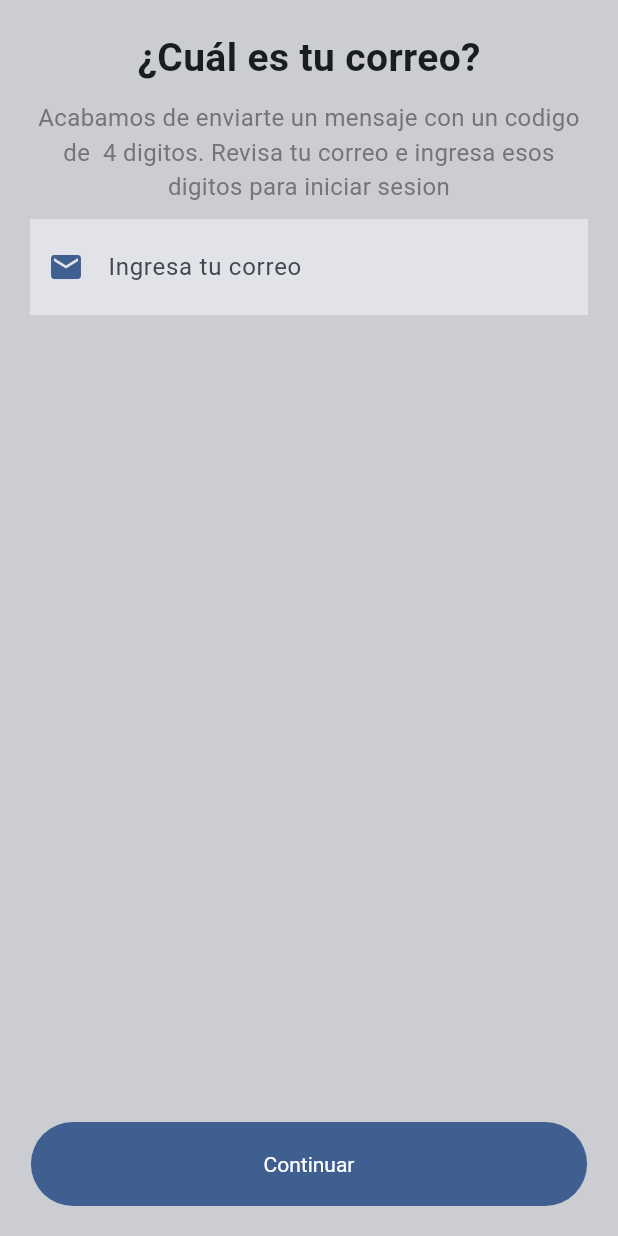
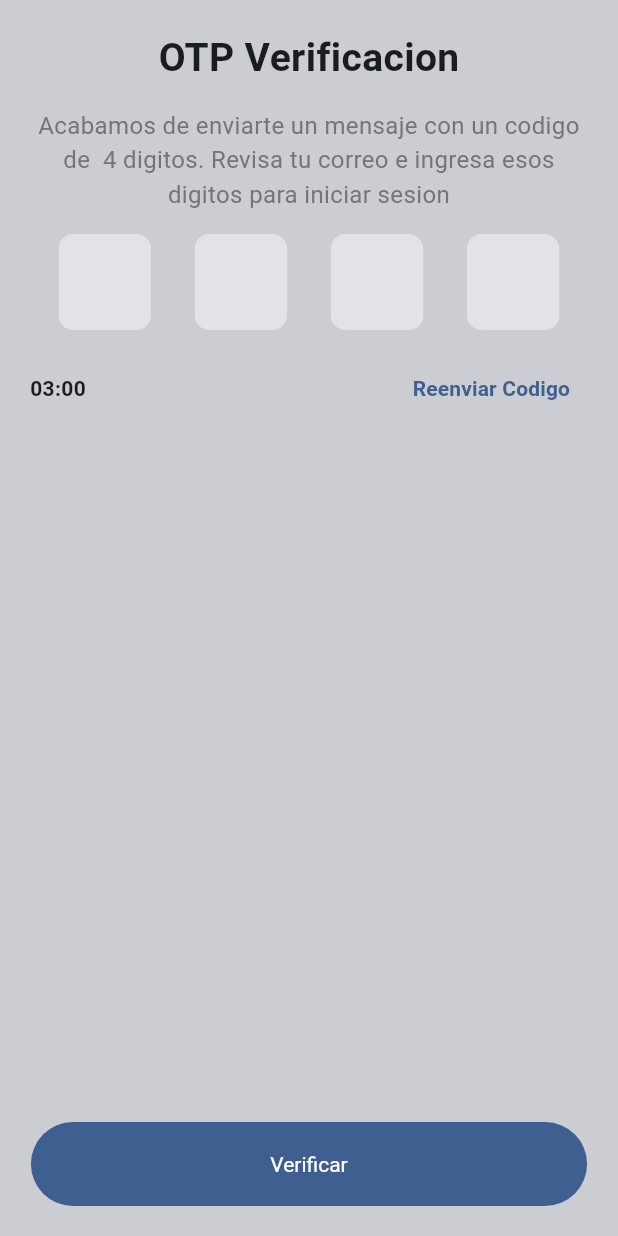
Before and after one commit to bryanmsombra27/flutter_templates, a Flutter app: the SigninScreen screen opened directly, after a tap on "Continuar", on a phone screen of 412 x 824 dp. Run offline on Flutter 3.47's test engine with Material 3 defaults, Android fonts, the phone set to English and light mode, and no system bars.

```diff
--- a/lib/screens/index.dart
+++ b/lib/screens/index.dart
@@ -1,2 +1,4 @@
 export 'home_screen.dart';
 export 'signin_screen.dart';
+export 'verification_screen.dart';
+export 'projects_screen.dart';
--- a/lib/screens/signin_screen.dart
+++ b/lib/screens/signin_screen.dart
@@ -1,4 +1,5 @@
 import 'package:flutter/material.dart';
+import 'package:templates/screens/verification_screen.dart';
 
 class SigninScreen extends StatelessWidget {
   const SigninScreen({super.key});
@@ -61,9 +62,19 @@ class SigninScreen extends StatelessWidget {
                         backgroundColor: colors.primary,
                         textStyle: TextStyle(color: Colors.white),
                       ),
-                      child: Text(
-                        "Continuar",
-                        style: TextStyle(color: Colors.white),
+                      child: GestureDetector(
+                        onTap: () {
+                          Navigator.push(
+                            context,
+                            MaterialPageRoute(
+                              builder: (context) => VerificationScreen(),
+                            ),
+                          );
+                        },
+                        child: Text(
+                          "Continuar",
+                          style: TextStyle(color: Colors.white),
+                        ),
                       ),
                     ),
                   ),
--- a/lib/screens/verification_screen.dart
+++ b/lib/screens/verification_screen.dart
@@ -0,0 +1,128 @@
+import 'package:flutter/material.dart';
+import 'package:templates/screens/projects_screen.dart';
+
+class VerificationScreen extends StatelessWidget {
+  const VerificationScreen({super.key});
+
+  static const name = "verification_screen";
+
+  @override
+  Widget build(BuildContext context) {
+    final colors = Theme.of(context).colorScheme;
+    final double width = MediaQuery.sizeOf(context).width;
+
+    return Scaffold(
+      backgroundColor: Color.fromARGB(255, 204, 205, 211),
+      body: SafeArea(
+        child: Container(
+          padding: EdgeInsets.all(20),
+          child: Column(
+            mainAxisAlignment: MainAxisAlignment.spaceBetween,
+            children: [
+              Column(
+                spacing: 15,
+                children: [
+                  Text(
+                    "OTP Verificacion",
+                    style: TextStyle(fontWeight: FontWeight.bold, fontSize: 26),
+                  ),
+
+                  Text(
+                    "Acabamos de enviarte un mensaje con un codigo de  4 digitos. Revisa tu correo e ingresa esos digitos para iniciar sesion",
+                    textAlign: TextAlign.center,
+                    style: TextStyle(fontSize: 16, color: Colors.grey[600]),
+                  ),
+
+                  Row(
+                    spacing: 10,
+                    mainAxisAlignment: MainAxisAlignment.spaceEvenly,
+                    children: [
+                      _numberVerification(width: width),
+                      _numberVerification(width: width),
+                      _numberVerification(width: width),
+                      _numberVerification(width: width),
+                    ],
+                  ),
+
+                  Row(
+                    mainAxisAlignment: MainAxisAlignment.spaceBetween,
+                    children: [
+                      Text(
+                        "03:00",
+                        style: TextStyle(fontWeight: FontWeight.bold),
+                      ),
+                      TextButton(
+                        onPressed: () {},
+                        child: Text(
+                          "Reenviar Codigo",
+                          style: TextStyle(fontWeight: FontWeight.bold),
+                        ),
+                      ),
+                    ],
+                  ),
+                ],
+              ),
+              Column(
+                children: [
+                  SizedBox(
+                    width: width * .9,
+                    child: TextButton(
+                      onPressed: () {},
+                      style: TextButton.styleFrom(
+                        padding: EdgeInsets.symmetric(
+                          horizontal: 10,
+                          vertical: 20,
+                        ),
+                        backgroundColor: colors.primary,
+                        textStyle: TextStyle(color: Colors.white),
+                      ),
+                      child: GestureDetector(
+                        onTap: () {
+                          Navigator.push(
+                            context,
+                            MaterialPageRoute(
+                              builder: (context) => (ProjectsScreen()),
+                            ),
+                          );
+                        },
+                        child: Text(
+                          "Verificar",
+                          style: TextStyle(color: Colors.white),
+                        ),
+                      ),
+                    ),
+                  ),
+                ],
+              ),
+            ],
+          ),
+        ),
+      ),
+    );
+  }
+}
+
+class _numberVerification extends StatelessWidget {
+  const _numberVerification({super.key, required this.width});
+
+  final double width;
+
+  @override
+  Widget build(BuildContext context) {
+    return SizedBox(
+      width: width * .15,
+      child: ClipRRect(
+        borderRadius: BorderRadiusGeometry.circular(10),
+        child: TextField(
+          keyboardType: TextInputType.number,
+          decoration: InputDecoration(
+            filled: true,
+
+            contentPadding: EdgeInsets.symmetric(horizontal: 20, vertical: 20),
+            border: InputBorder.none,
+          ),
+        ),
+      ),
+    );
+  }
+}
```
Also changed, not shown: lib/screens/projects_screen.dart (+215 -0 lines), pubspec.yaml (+3 -15 lines), assets/avatar.png (added), pubspec.lock.
